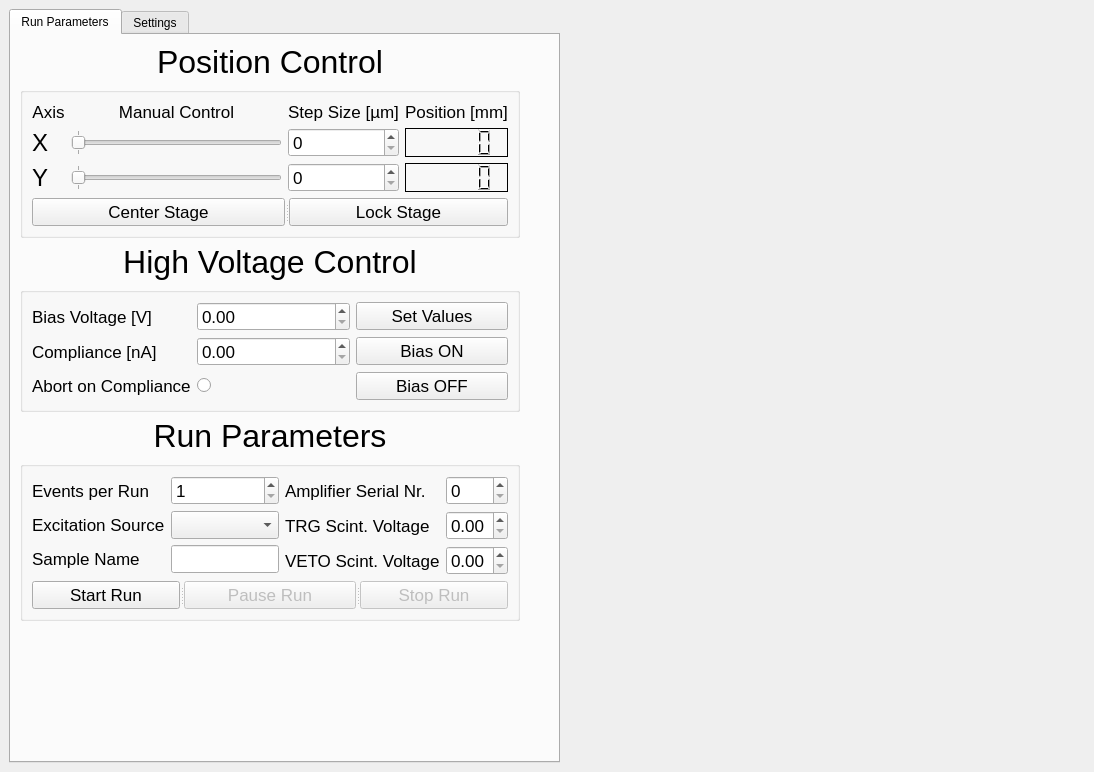
This is gui.ui in ethz-aps/CCD_Setup_SW as Qt 5 draws it before an edit. The edited form follows.
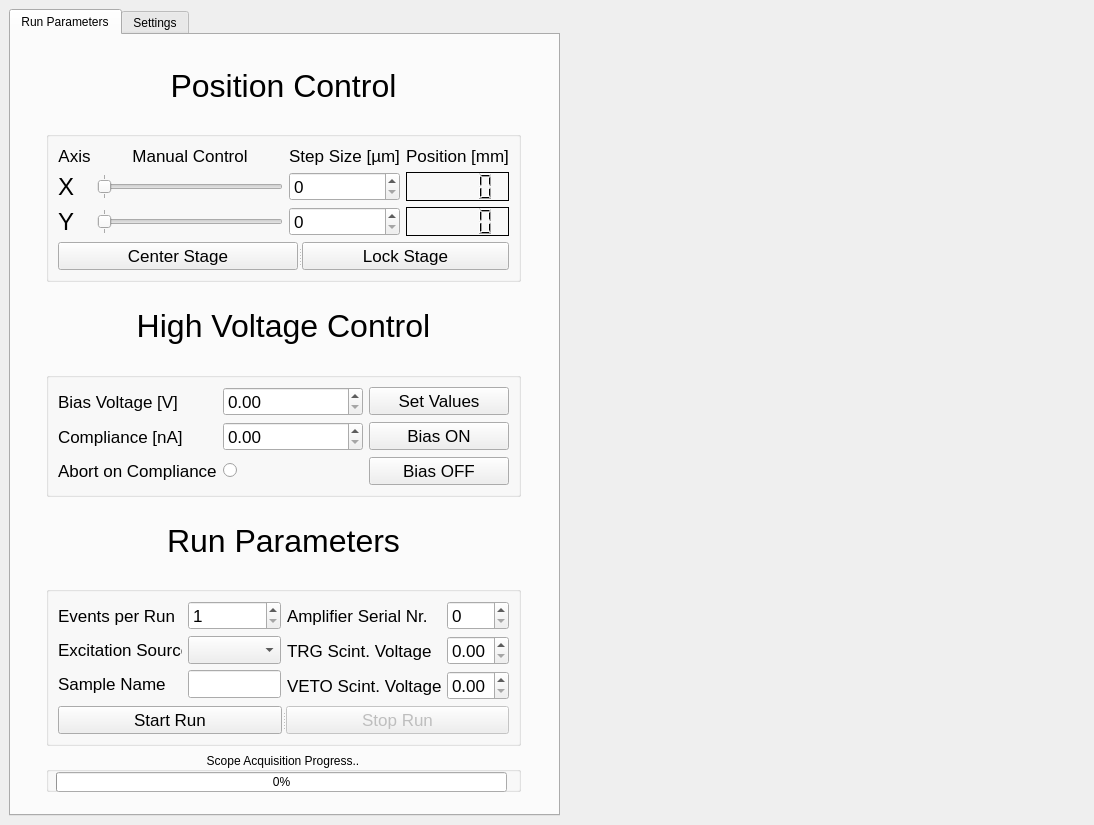
This is the edited form. Custom widgets are drawn as their Qt base class.

Commit message: scope stopping works realiably now

Diff of the .ui file:
```diff
--- a/gui.ui
+++ b/gui.ui
@@ -7,7 +7,7 @@
     <x>0</x>
     <y>0</y>
     <width>1094</width>
-    <height>772</height>
+    <height>825</height>
    </rect>
   </property>
   <property name="windowTitle">
@@ -22,13 +22,13 @@
         <property name="minimumSize">
          <size>
           <width>550</width>
-          <height>0</height>
+          <height>800</height>
          </size>
         </property>
         <property name="maximumSize">
          <size>
           <width>551</width>
-          <height>16777215</height>
+          <height>100000</height>
          </size>
         </property>
         <property name="currentIndex">
@@ -38,8 +38,15 @@
          <attribute name="title">
           <string>Run Parameters</string>
          </attribute>
-         <layout class="QFormLayout" name="formLayout_6">
-          <item row="0" column="0">
+         <widget class="QWidget" name="">
+          <property name="geometry">
+           <rect>
+            <x>35</x>
+            <y>13</y>
+            <width>475</width>
+            <height>744</height>
+           </rect>
+          </property>
            <layout class="QVBoxLayout" name="verticalLayout_3">
             <item>
              <widget class="QLabel" name="label">
@@ -624,14 +631,6 @@
                        <string>Start Run</string>
                       </property>
                      </widget>
-                     <widget class="QPushButton" name="pauseRun">
-                      <property name="enabled">
-                       <bool>false</bool>
-                      </property>
-                      <property name="text">
-                       <string>Pause Run</string>
-                      </property>
-                     </widget>
                      <widget class="QPushButton" name="stopRun">
                       <property name="enabled">
                        <bool>false</bool>
@@ -649,9 +648,43 @@
               </layout>
              </widget>
             </item>
-           </layout>
-          </item>
-         </layout>
+           <item>
+            <widget class="QGroupBox" name="groupBox_4">
+             <property name="minimumSize">
+              <size>
+               <width>0</width>
+               <height>40</height>
+              </size>
+             </property>
+             <property name="maximumSize">
+              <size>
+               <width>16777215</width>
+               <height>40</height>
+              </size>
+             </property>
+             <property name="title">
+              <string>Scope Acquisition Progress..</string>
+             </property>
+             <property name="alignment">
+              <set>Qt::AlignCenter</set>
+             </property>
+             <widget class="QProgressBar" name="scope_progress">
+              <property name="geometry">
+               <rect>
+                <x>10</x>
+                <y>20</y>
+                <width>451</width>
+                <height>20</height>
+               </rect>
+              </property>
+              <property name="value">
+               <number>0</number>
+              </property>
+             </widget>
+            </widget>
+           </item>
+          </layout>
+         </widget>
         </widget>
         <widget class="QWidget" name="settings">
          <attribute name="title">
```
Left out of the diff: 16 changed lines with no effect on the pictures. Lines whose indentation alone changed are shown as unchanged. The commit also changes 3 other files.
